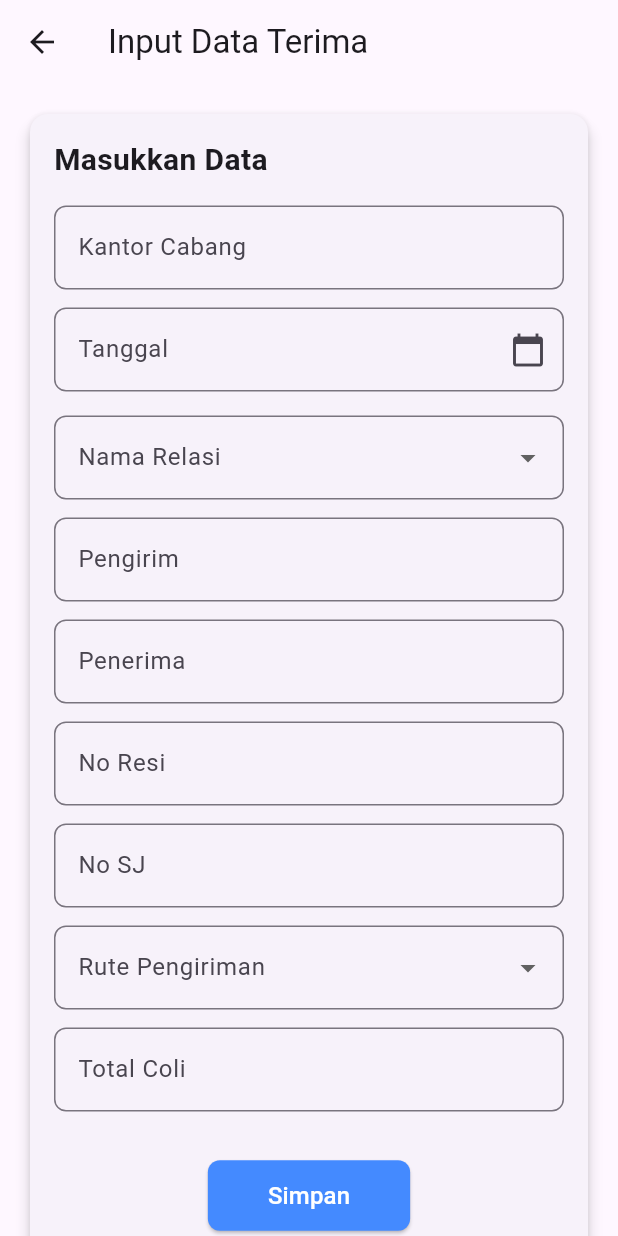
After one commit to kimireza8/blutut, a Flutter app: the InputPage screen opened by its route, on a phone screen of 412 x 824 dp. The commit adds this screen. Run offline on Flutter 3.47's test engine with Material 3 defaults, Android fonts, the phone set to English and light mode, and no system bars; our stand-ins replace auto_route, bloc, dio, equatable, flutter_bloc, get_it and 5 more; missing offline and left inert: flutter_esc_pos_utils; accounts and stored records are empty.

Commit message:
feat(input-page): slicing input page

```diff
--- a/lib/core/router/app_router.dart
+++ b/lib/core/router/app_router.dart
@@ -10,6 +10,8 @@ class AppRouter extends $AppRouter {
           initial: true,
         ),
         // AutoRoute(page: HomeRoute.page),
-        AutoRoute(page: ProfileRoute.page)
+        AutoRoute(page: ProfileRoute.page),
+        AutoRoute(page: DataListRoute.page),
+        AutoRoute(page: InputRoute.page),
       ];
 }
--- a/lib/data/models/shipping_model.dart
+++ b/lib/data/models/shipping_model.dart
@@ -24,9 +24,9 @@ class ShipmentModel extends Shipment {
       branchOffice: json['oprincomingreceipt_branch__organization_name'] as String? ?? '',
       trackingNumber: json['oprincomingreceipt_number'] as String? ?? '',
       date: json['oprincomingreceipt_date'] as String? ?? '',
-      totalColi: json['oprincomingreceipt_totalcollies'] as int? ?? 0,
-      colliesNum: json['oprincomingreceipt_colliesnum'] as int? ?? 0,
-      cargoNum: json['oprincomingreceipt_cargonum'] as int? ?? 0,
+      totalColi: json['oprincomingreceipt_totalcollies'] as String? ?? '0',
+      colliesNum: json['oprincomingreceipt_colliesnum'] as String? ?? '0',
+      cargoNum: json['oprincomingreceipt_cargonum'] as String? ?? '0',
       serviceType: json['oprincomingreceipt_oprkindofservice__oprkindofservice_name'] as String? ?? '',
       route: json['oprincomingreceipt_oprroute__oprroute_name'] as String? ?? '',
       customer: json['oprincomingreceipt_oprcustomer__oprcustomer_name'] as String? ?? '',
--- a/lib/data/remote/remote_receipt_provider.dart
+++ b/lib/data/remote/remote_receipt_provider.dart
@@ -14,7 +14,7 @@ class RemoteReceiptProvider {
 
   Future<List<ShipmentModel>> getOprIncomingReceipts(String cookie) async {
     int timestamp = DateTime.now().millisecondsSinceEpoch;
-    var token = serviceLocator<SharedPreferencesService>().getCookie();
+    final cookie = serviceLocator<SharedPreferencesService>().getCookie();
     log('Cookie: $cookie');
     log('Timestamp: $timestamp');
 
@@ -70,7 +70,7 @@ class RemoteReceiptProvider {
         },
         options: Options(
           headers: {
-            'Cookie': "siklonsession=$token",
+            'Cookie': "siklonsession=$cookie",
             'Content-Type': 'application/x-www-form-urlencoded',
           },
         ),
@@ -104,6 +104,7 @@ class RemoteReceiptProvider {
       throw Exception('An error occurred: ${e.toString()}');
     }
   }
+
   Future<DetailShipmentModel> getDetailprOutgoingReceipts(String cookie, String id) async {
     int timestamp = DateTime.now().millisecondsSinceEpoch;
     var token = serviceLocator<SharedPreferencesService>().getCookie();
--- a/lib/data/remote/remote_relation_provider.dart
+++ b/lib/data/remote/remote_relation_provider.dart
@@ -30,6 +30,12 @@ class RemoteRelationProvider {
           "start": 0,
           "limit": 50
         },
+        options: Options(
+          headers: {
+            'Cookie': "siklonsession=$cookie",
+            'Content-Type': 'application/x-www-form-urlencoded',
+          },
+        ),
       );
 
       if (response.statusCode == 200 && response.data['success'] == true) {
--- a/lib/domain/entities/shipping_entity.dart
+++ b/lib/domain/entities/shipping_entity.dart
@@ -15,11 +15,11 @@ class Shipment {
   @HiveField(3)
   final String date;
   @HiveField(4)
-  final int totalColi;
+  final String totalColi;
   @HiveField(5)
-  final int colliesNum;
+  final String colliesNum;
   @HiveField(6)
-  final int cargoNum;
+  final String cargoNum;
   @HiveField(7)
   final String serviceType;
   @HiveField(8)
--- a/lib/presentation/auth/pages/login_page.dart
+++ b/lib/presentation/auth/pages/login_page.dart
@@ -1,7 +1,10 @@
 import 'package:auto_route/auto_route.dart';
 import 'package:blutut_clasic/core/router/app_router.gr.dart';
+import 'package:blutut_clasic/core/services/shared_preferences_service.dart';
+import 'package:blutut_clasic/dependency_injections.dart';
 import 'package:blutut_clasic/domain/entities/login_request_entity.dart';
 import 'package:blutut_clasic/presentation/auth/cubit/auth_cubit.dart';
+import 'package:blutut_clasic/presentation/home/bloc/receipt_bloc.dart';
 import 'package:flutter/material.dart';
 import 'package:flutter_bloc/flutter_bloc.dart';
 
@@ -39,7 +42,8 @@ class _LoginPageState extends State<LoginPage> {
                   rememberMe: _rememberMe ? 1 : 0),
             );
         if (context.mounted) {
-          context.router.replace(const ProfileRoute());
+          context.router.replace(const InputRoute());
+
         }
       } catch (e) {
         ScaffoldMessenger.of(context).showSnackBar(
--- a/lib/presentation/home/pages/data_list_page.dart
+++ b/lib/presentation/home/pages/data_list_page.dart
@@ -1,8 +1,10 @@
+import 'package:auto_route/auto_route.dart';
 import 'package:flutter/material.dart';
 import 'package:flutter_bloc/flutter_bloc.dart';
 
 import 'package:blutut_clasic/presentation/home/bloc/receipt_bloc.dart';
 
+@RoutePage()
 class DataListPage extends StatelessWidget {
   const DataListPage({super.key});
 
--- /dev/null
+++ b/lib/presentation/receipt/pages/input_page.dart
@@ -0,0 +1,153 @@
+import 'package:auto_route/auto_route.dart';
+import 'package:flutter/material.dart';
+
+@RoutePage()
+class InputPage extends StatefulWidget {
+  @override
+  _InputPageState createState() => _InputPageState();
+}
+
+class _InputPageState extends State<InputPage> {
+  final _formKey = GlobalKey<FormState>();
+  String? selectedRelasi;
+  String? selectedRoute;
+  String? manualRelasi;
+  String? manualRoute;
+  DateTime? selectedDate;
+
+  List<String> relasiOptions = ['Relasi 1', 'Relasi 2', 'Relasi 3', 'Lainnya'];
+  List<String> routeOptions = ['Route A', 'Route B', 'Route C', 'Lainnya'];
+
+  Future<void> _selectDate(BuildContext context) async {
+    final DateTime? picked = await showDatePicker(
+      context: context,
+      initialDate: DateTime.now(),
+      firstDate: DateTime(2000),
+      lastDate: DateTime(2101),
+    );
+    if (picked != null && picked != selectedDate) {
+      setState(() {
+        selectedDate = picked;
+      });
+    }
+  }
+
+  @override
+  Widget build(BuildContext context) {
+    return Scaffold(
+      appBar: AppBar(title: Text("Input Data Terima")),
+      body: SingleChildScrollView(
+        keyboardDismissBehavior: ScrollViewKeyboardDismissBehavior.onDrag,
+        padding: const EdgeInsets.all(16.0),
+        child: Card(
+          elevation: 4,
+          shape: RoundedRectangleBorder(borderRadius: BorderRadius.circular(12)),
+          child: Padding(
+            padding: const EdgeInsets.all(16.0),
+            child: Form(
+              key: _formKey,
+              child: Column(
+                crossAxisAlignment: CrossAxisAlignment.start,
+                mainAxisSize: MainAxisSize.min,
+                children: [
+                  Text("Masukkan Data", style: TextStyle(fontSize: 20, fontWeight: FontWeight.bold)),
+                  SizedBox(height: 16),
+                  _buildTextField("Kantor Cabang"),
+                  GestureDetector(
+                    onTap: () => _selectDate(context),
+                    child: AbsorbPointer(
+                      child: TextFormField(
+                        decoration: InputDecoration(
+                          labelText: "Tanggal",
+                          suffixIcon: Icon(Icons.calendar_today),
+                          border: OutlineInputBorder(borderRadius: BorderRadius.circular(8)),
+                        ),
+                        controller: TextEditingController(
+                          text: selectedDate == null ? "" : "${selectedDate!.toLocal()}".split(' ')[0],
+                        ),
+                        validator: (value) => value!.isEmpty ? 'Harus diisi' : null,
+                      ),
+                    ),
+                  ),
+                  const SizedBox(height: 16),
+                  _buildDropdownField("Nama Relasi", relasiOptions, (value) {
+                    setState(() {
+                      selectedRelasi = value;
+                      if (value != 'Lainnya') manualRelasi = null;
+                    });
+                  }),
+                  if (selectedRelasi == 'Lainnya') _buildTextField("Masukkan Nama Relasi", onChanged: (val) => manualRelasi = val),
+                  _buildTextField("Pengirim"),
+                  _buildTextField("Penerima"),
+                  _buildTextField("No Resi"),
+                  _buildTextField("No SJ"),
+                  _buildDropdownField("Rute Pengiriman", routeOptions, (value) {
+                    setState(() {
+                      selectedRoute = value;
+                      if (value != 'Lainnya') manualRoute = null;
+                    });
+                  }),
+                  if (selectedRoute == 'Lainnya') _buildTextField("Masukkan Rute Pengiriman", onChanged: (val) => manualRoute = val),
+                  _buildTextField("Total Coli", keyboardType: TextInputType.number),
+                  SizedBox(height: 20),
+                  Center(
+                    child: ElevatedButton(
+                      style: ElevatedButton.styleFrom(
+                        padding: EdgeInsets.symmetric(horizontal: 40, vertical: 12),
+                        shape: RoundedRectangleBorder(borderRadius: BorderRadius.circular(8)),
+                        backgroundColor: Colors.blueAccent,
+                      ),
+                      onPressed: () {
+                        if (_formKey.currentState!.validate()) {
+                          String relasiFinal = selectedRelasi == 'Lainnya' ? manualRelasi ?? '' : selectedRelasi ?? '';
+                          String routeFinal = selectedRoute == 'Lainnya' ? manualRoute ?? '' : selectedRoute ?? '';
+
+                          ScaffoldMessenger.of(context).showSnackBar(
+                            SnackBar(content: Text('Data berhasil disimpan!\nRelasi: $relasiFinal\nRute: $routeFinal')),
+                          );
+                        }
+                      },
+                      child: Text("Simpan", style: TextStyle(fontSize: 16, color: Colors.white)),
+                    ),
+                  ),
+                ],
+              ),
+            ),
+          ),
+        ),
+      ),
+    );
+  }
+
+  Widget _buildTextField(String label, {TextInputType keyboardType = TextInputType.text, Function(String)? onChanged}) {
+    return Padding(
+      padding: const EdgeInsets.only(bottom: 12),
+      child: TextFormField(
+        decoration: InputDecoration(
+          labelText: label,
+          border: OutlineInputBorder(borderRadius: BorderRadius.circular(8)),
+        ),
+        keyboardType: keyboardType,
+        validator: (value) => value!.isEmpty ? 'Harus diisi' : null,
+        onChanged: onChanged,
+      ),
+    );
+  }
+
+  Widget _buildDropdownField(String label, List<String> options, Function(String?) onChanged) {
+    return Padding(
+      padding: const EdgeInsets.only(bottom: 12),
+      child: DropdownButtonFormField(
+        decoration: InputDecoration(
+          labelText: label,
+          border: OutlineInputBorder(borderRadius: BorderRadius.circular(8)),
+        ),
+        items: options.map((option) {
+          return DropdownMenuItem(value: option, child: Text(option));
+        }).toList(),
+        onChanged: onChanged,
+        validator: (value) => value == null ? 'Pilih salah satu' : null,
+      ),
+    );
+  }
+}
```
Also changed, not shown: lib/data/remote/remote_oprroute_provider.dart (+10 -0 lines), lib/core/router/app_router.gr.dart, lib/domain/entities/shipping_entity.g.dart.
